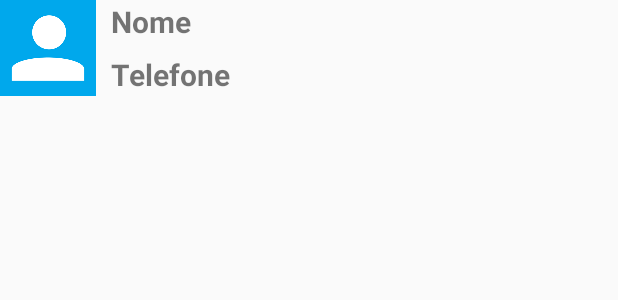
After one commit to jhonisds/agenda_android, an Android app: the layout list_item.xml on its own in the app's theme, with its tools: preview values and no code run, on a phone screen of 412 x 824 dp. The commit adds this screen. Shown: the top 300 px of the screen. Run offline under Robolectric (Android 15) with nearby library versions, the phone set to English and light mode, and no system bars.

Commit message:
Salvar caminho imagens/ layout lista

```diff
--- /dev/null
+++ b/app/src/main/res/layout/list_item.xml
@@ -0,0 +1,42 @@
+<?xml version="1.0" encoding="utf-8"?>
+<LinearLayout xmlns:android="http://schemas.android.com/apk/res/android"
+    android:layout_width="match_parent"
+    android:layout_height="wrap_content"
+    android:orientation="horizontal">
+
+    <ImageView
+        android:id="@+id/item_foto"
+        android:layout_width="64dp"
+        android:layout_height="64dp"
+        android:src="@drawable/person" />
+
+    <LinearLayout
+        android:layout_width="wrap_content"
+        android:layout_height="match_parent"
+        android:orientation="vertical"
+        android:gravity="center_vertical">
+
+        <TextView
+            android:id="@+id/item_nome"
+            android:layout_width="wrap_content"
+            android:layout_height="wrap_content"
+            android:text="Nome"
+            android:textSize="20sp"
+            android:textStyle="bold"
+            android:paddingLeft="10dp"/>
+
+        <TextView
+            android:layout_width="wrap_content"
+            android:layout_height="wrap_content"
+            android:id="@+id/item_telefone"
+            android:text="Telefone"
+            android:textStyle="bold"
+            android:paddingLeft="10dp"
+            android:textSize="20sp"
+            android:paddingTop="8dp"/>
+
+    </LinearLayout>
+
+
+
+</LinearLayout>
```
Also changed, not shown: app/src/main/java/br/com/rbg/agenda/FormularioActivity.java (+17 -2 lines), app/src/main/java/br/com/rbg/agenda/FormularioHelper.java (+19 -0 lines), app/src/main/java/br/com/rbg/agenda/dao/AlunoDAO.java (+11 -5 lines), app/src/main/java/br/com/rbg/agenda/model/Aluno.java (+11 -0 lines).
